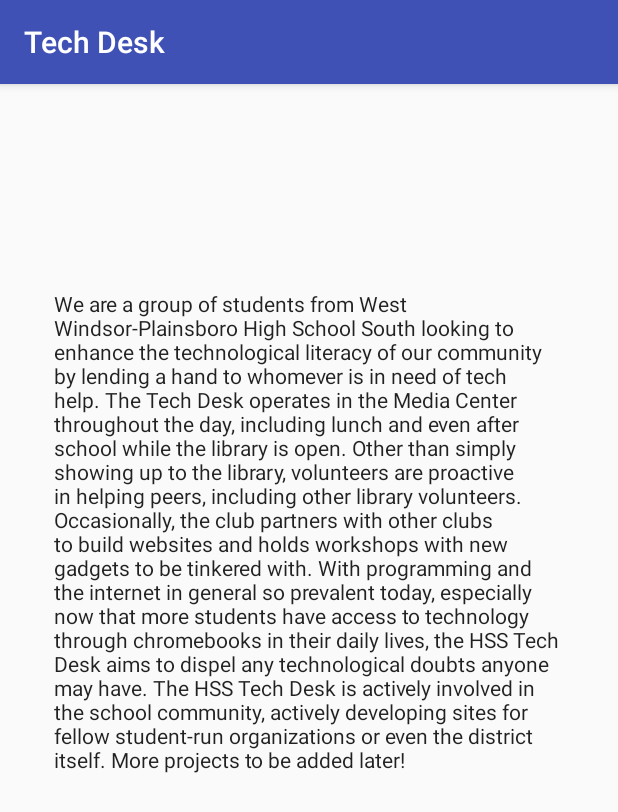
After one commit to rsha256/TechDeskApp, an Android app: the ScrollableActivity screen opened directly, with no data from a screen before it, on a phone screen of 412 x 824 dp. The commit adds this screen. Shown: the top 812 px of the screen. Run offline under Robolectric (Android 15) with nearby library versions, the phone set to English and light mode, and no system bars.

Commit message:
App Changes

```diff
--- a/app/src/main/AndroidManifest.xml
+++ b/app/src/main/AndroidManifest.xml
@@ -16,6 +16,8 @@
                 <category android:name="android.intent.category.LAUNCHER" />
             </intent-filter>
         </activity>
+        <activity android:name=".FAQActivity" />
+        <activity android:name=".ScrollableActivity"></activity>
     </application>
 
 </manifest>
--- /dev/null
+++ b/app/src/main/java/com/example/anikaitsingh/myapplication/ScrollableActivity.java
@@ -0,0 +1,13 @@
+package com.example.anikaitsingh.myapplication;
+
+import android.support.v7.app.AppCompatActivity;
+import android.os.Bundle;
+
+public class ScrollableActivity extends AppCompatActivity {
+
+    @Override
+    protected void onCreate(Bundle savedInstanceState) {
+        super.onCreate(savedInstanceState);
+        setContentView(R.layout.activity_scrollable);
+    }
+}
--- /dev/null
+++ b/app/src/main/res/layout/activity_scrollable.xml
@@ -0,0 +1,28 @@
+<?xml version="1.0" encoding="utf-8"?>
+<android.support.constraint.ConstraintLayout xmlns:android="http://schemas.android.com/apk/res/android"
+    xmlns:app="http://schemas.android.com/apk/res-auto"
+    xmlns:tools="http://schemas.android.com/tools"
+    android:layout_width="match_parent"
+    android:layout_height="match_parent"
+    tools:context="com.example.anikaitsingh.myapplication.ScrollableActivity">
+
+    <ScrollView
+        android:layout_width="340dp"
+        android:layout_height="495dp"
+        android:layout_marginBottom="2dp"
+        android:layout_marginEnd="2dp"
+        android:layout_marginStart="2dp"
+        android:layout_marginTop="2dp"
+        app:layout_constraintBottom_toBottomOf="parent"
+        app:layout_constraintEnd_toEndOf="parent"
+        app:layout_constraintStart_toStartOf="parent"
+        app:layout_constraintTop_toTopOf="parent">
+
+        <TextView
+            android:id="@+id/textView2"
+            android:layout_width="match_parent"
+            android:layout_height="wrap_content"
+            android:text="@string/paragraph"
+            android:textAppearance="@style/TextAppearance.AppCompat.Body1" />
+    </ScrollView>
+</android.support.constraint.ConstraintLayout>
--- a/app/src/main/res/values/colors.xml
+++ b/app/src/main/res/values/colors.xml
@@ -2,6 +2,6 @@
 <resources>
     <color name="colorPrimary">#3F51B5</color>
     <color name="colorPrimaryDark">#303F9F</color>
-    <color name="colorAccent">#FF4081</color>
+    <color name="colorAccent">#3D9970</color>
     <color name="colorTitle">#000000</color>
 </resources>
--- a/app/src/main/res/values/strings.xml
+++ b/app/src/main/res/values/strings.xml
@@ -1,3 +1,25 @@
 <resources>
     <string name="app_name">Tech Desk</string>
+    <string name="Title_Main">How May We Assist You?</string>
+    <string name="Title_FAQ">What Device/Service are you having trouble with?</string>
+    <string name="b1">Contact Tech Desk</string>
+    <string name="b2">Frequently Asked Questions</string>
+    <string name="b3">About the App</string>
+    <string name="f1">Wi-Fi</string>
+    <string name="f2">Laptop/Chromebook</string>
+    <string name="f3">Projector/Audio Connection</string>
+    <string name="f4">Back to Main Menu</string>
+    <string name="paragraph">
+        We are a group of students from West Windsor-Plainsboro High School South looking to enhance
+        the technological literacy of our community by lending a hand to whomever is in need of tech
+        help. The Tech Desk operates in the Media Center throughout the day, including lunch and
+        even after school while the library is open. Other than simply showing up to the library,
+        volunteers are proactive in helping peers, including other library volunteers. Occasionally,
+        the club partners with other clubs to build websites and holds workshops with new gadgets to
+        be tinkered with. With programming and the internet in general so prevalent today,
+        especially now that more students have access to technology through chromebooks in their
+        daily lives, the HSS Tech Desk aims to dispel any technological doubts anyone may have.
+        The HSS Tech Desk is actively involved in the school community, actively developing sites
+        for fellow student-run organizations or even the district itself. More projects to be added later!
+    </string>
 </resources>
```
Also changed, not shown: app/src/main/java/com/example/anikaitsingh/myapplication/FAQActivity.java (added, +27 -0 lines), app/src/main/java/com/example/anikaitsingh/myapplication/MainActivity.java (+8 -2 lines), app/src/main/res/layout/activity_faq.xml (added, +99 -0 lines), app/src/main/res/layout/activity_main.xml (+44 -16 lines), app/src/main/res/drawable/techdesknewflat.png (added).
